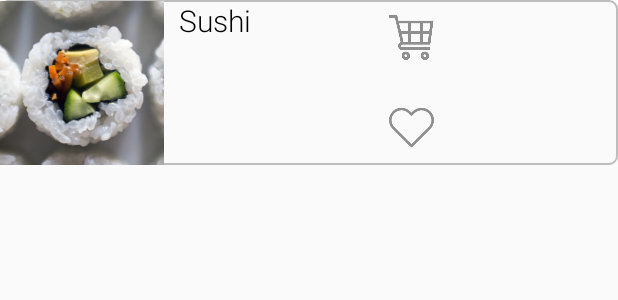
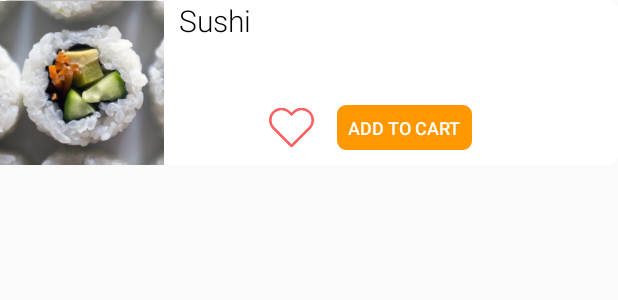
Before and after one commit to JavaCoffeeBean/Munchiez, an Android app: the layout layout_listitem.xml on its own in the app's theme, with its tools: preview values and no code run, on a phone screen of 412 x 824 dp. Shown: the top 300 px of the screen. Run offline under Robolectric (Android 15) with nearby library versions, the phone set to English and light mode, and no system bars.

Commit message:
changed add to cart button

```diff
--- a/app/src/main/java/com/example/android/munchiez/MainActivity.java
+++ b/app/src/main/java/com/example/android/munchiez/MainActivity.java
@@ -9,6 +9,7 @@ import androidx.recyclerview.widget.RecyclerView;
 import android.os.Bundle;
 import android.util.Log;
 import android.view.MenuItem;
+import android.widget.Button;
 import android.widget.ImageButton;
 
 import com.google.android.material.bottomnavigation.BottomNavigationView;
@@ -22,7 +23,7 @@ public class MainActivity extends AppCompatActivity {
     private ArrayList<String> mNames = new ArrayList<>();
     private ArrayList<String> mImageUrls = new ArrayList<>();
     private ArrayList<ImageButton> favoriteIcons = new ArrayList<>();
-    private ArrayList<ImageButton> cartIcons = new ArrayList<>();
+    private ArrayList<Button> cartIcons = new ArrayList<>();
 
 
 
--- a/app/src/main/res/layout/all_fragments.xml
+++ b/app/src/main/res/layout/all_fragments.xml
@@ -6,6 +6,7 @@
     android:id="@+id/parent">
 
     <FrameLayout
+        android:backgroundTint="@color/transparent"
         android:id="@+id/fragment_container"
         android:layout_width="match_parent"
         android:layout_height="match_parent"
--- a/app/src/main/res/layout/layout_listitem.xml
+++ b/app/src/main/res/layout/layout_listitem.xml
@@ -4,7 +4,8 @@
     android:background="@drawable/recyclerview_shape"
     android:id="@+id/parent_layout1"
     android:layout_marginBottom="30dp"
-    android:layout_centerHorizontal="true">
+    android:layout_centerHorizontal="true"
+    android:backgroundTint="@color/white">
 
     <ImageView
         android:id="@+id/recipe_image"
@@ -28,20 +29,27 @@
         android:layout_marginBottom="10dp"
         android:id="@+id/favorite_button"
         android:layout_width="30dp"
+        android:layout_marginLeft="70dp"
         android:layout_height="30dp"
         android:layout_alignBottom="@id/recipe_image"
         android:background="@drawable/heart_icon"
-        android:layout_toEndOf="@id/recipe_name"
-        android:backgroundTint="@color/grey"/>
+        android:layout_toEndOf="@id/recipe_image"
+        android:backgroundTint="@color/pink"/>
 
-    <ImageButton
-        android:layout_marginTop="10dp"
+    <Button
         android:id="@+id/cart_button"
-        android:layout_width="30dp"
+        android:layout_width="90dp"
         android:layout_height="30dp"
-        android:background="@drawable/cart_icon"
-        android:layout_toRightOf="@id/recipe_name"
-        android:backgroundTint="@color/grey"/>
+        android:text="Add to Cart"
+        android:textColor="@color/white"
+        android:textSize="12sp"
+        android:layout_alignParentBottom="true"
+        android:layout_marginLeft="15dp"
+        android:layout_marginBottom="10dp"
+        android:padding="2dp"
+        android:background="@drawable/recyclerview_shape"
+        android:layout_toRightOf="@id/favorite_button"
+        android:backgroundTint="@color/colorPrimary"/>
 
     <RelativeLayout
         android:layout_marginRight="20dp"
--- a/app/src/main/res/values/colors.xml
+++ b/app/src/main/res/values/colors.xml
@@ -7,4 +7,6 @@
     <color name="grey">#8F8F8F</color>
     <color name="black">#000000</color>
     <color name="grey_light">#BDBDBD</color>
+    <color name="pink">#FF6262</color>
+    <color name="transparent">#00FF6274</color>
 </resources>
```
Also changed, not shown: app/src/main/java/com/example/android/munchiez/RecyclerViewAdapter.java (+4 -3 lines), app/src/main/res/drawable/gradient_bg.xml (added, +11 -0 lines).
